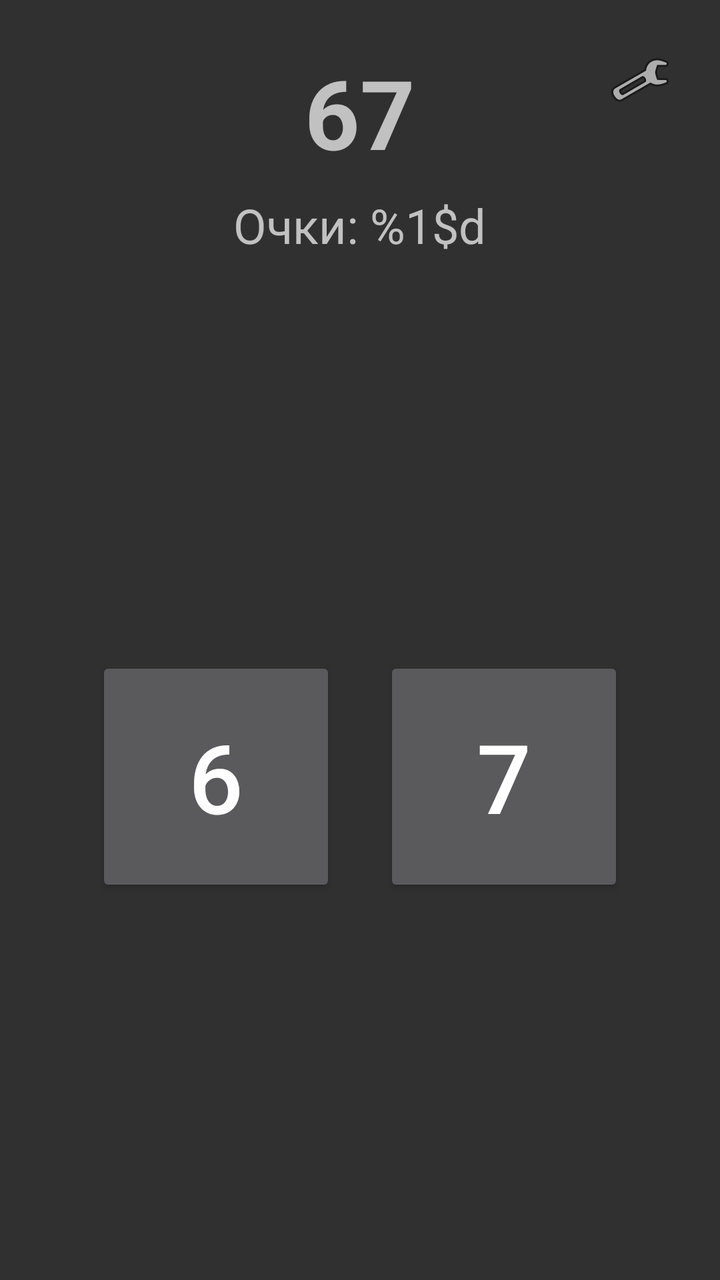
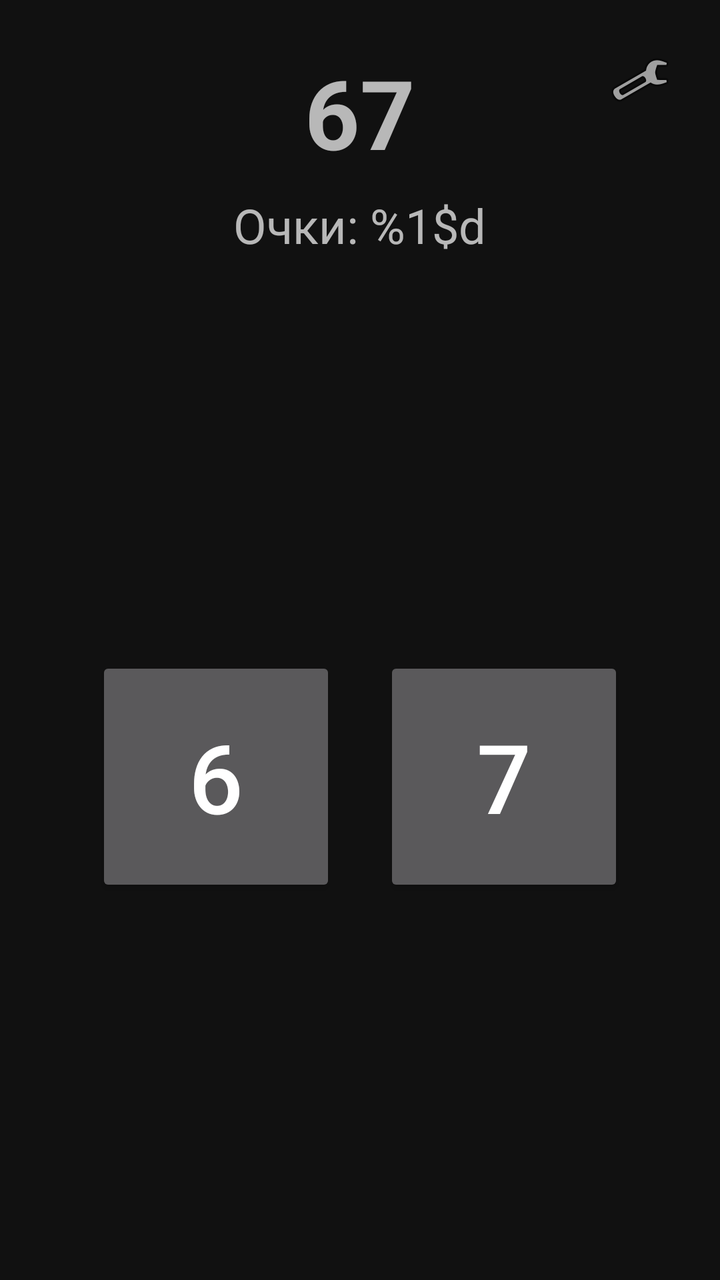

Before-and-after screenshots of an Android layout around one commit, followed by the original layout XML and the change that was made.
<!-- AndroidManifest.xml: application theme Theme.Game67 -->
<!-- res/layout/activity_main.xml -->
<?xml version="1.0" encoding="utf-8"?>
<RelativeLayout xmlns:android="http://schemas.android.com/apk/res/android"
    android:layout_width="match_parent"
    android:layout_height="match_parent"
    android:background="?android:attr/colorBackground">

    <ImageButton
        android:id="@+id/btnSettings"
        android:layout_width="48dp"
        android:layout_height="48dp"
        android:layout_alignParentTop="true"
        android:layout_alignParentEnd="true"
        android:layout_margin="16dp"
        android:background="?android:attr/selectableItemBackgroundBorderless"
        android:src="@android:drawable/ic_menu_preferences"
        android:contentDescription="@string/settings" />

    <LinearLayout
        android:layout_width="match_parent"
        android:layout_height="match_parent"
        android:orientation="vertical"
        android:gravity="center"
        android:padding="24dp">

        <TextView
            android:id="@+id/tvTimer"
            android:layout_width="wrap_content"
            android:layout_height="wrap_content"
            android:text="67"
            android:textSize="48sp"
            android:textStyle="bold" />

        <TextView
            android:id="@+id/tvScore"
            android:layout_width="wrap_content"
            android:layout_height="wrap_content"
            android:text="@string/score"
            android:textSize="24sp"
            android:layout_marginTop="8dp" />

        <LinearLayout
            android:layout_width="match_parent"
            android:layout_height="0dp"
            android:layout_weight="1"
            android:orientation="horizontal"
            android:gravity="center"
            android:layout_marginTop="32dp">

            <Button
                android:id="@+id/btn6"
                android:layout_width="120dp"
                android:layout_height="120dp"
                android:text="6"
                android:textSize="48sp"
                android:layout_marginEnd="24dp" />

            <Button
                android:id="@+id/btn7"
                android:layout_width="120dp"
                android:layout_height="120dp"
                android:text="7"
                android:textSize="48sp" />
        </LinearLayout>

        <Button
            android:id="@+id/btnRestart"
            android:layout_width="wrap_content"
            android:layout_height="wrap_content"
            android:text="@string/restart"
            android:visibility="gone"
            android:layout_marginTop="24dp" />

    </LinearLayout>

</RelativeLayout>
<!-- resources referenced by this layout -->
<resources>
  <string name="restart">Заново</string>
  <string name="score">Очки: %1$d</string>
  <string name="settings">Настройки</string>
  <style name="Theme.Game67" parent="Theme.AppCompat.NoActionBar">
          <item name="android:windowBackground">@color/dark_background</item>
          <item name="android:textColorPrimary">@color/dark_text_primary</item>
      </style>
  <color name="dark_background">#111111</color>
  <color name="dark_text_primary">#FFFFFF</color>
</resources>

<!-- the commit's change to res/layout/activity_main.xml (unified diff, before → after) -->
@@ -1,8 +1,8 @@
 <?xml version="1.0" encoding="utf-8"?>
 <RelativeLayout xmlns:android="http://schemas.android.com/apk/res/android"
+    android:id="@+id/rootLayout"
     android:layout_width="match_parent"
-    android:layout_height="match_parent"
-    android:background="?android:attr/colorBackground">
+    android:layout_height="match_parent">
 
     <ImageButton
         android:id="@+id/btnSettings"
